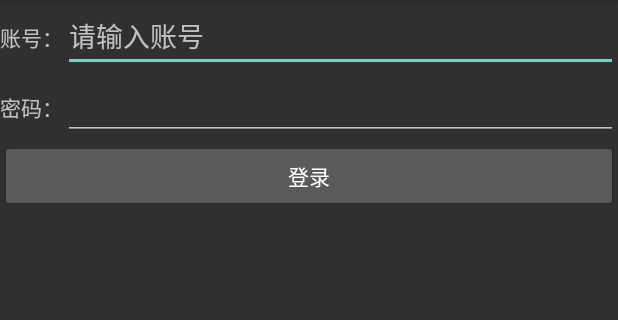
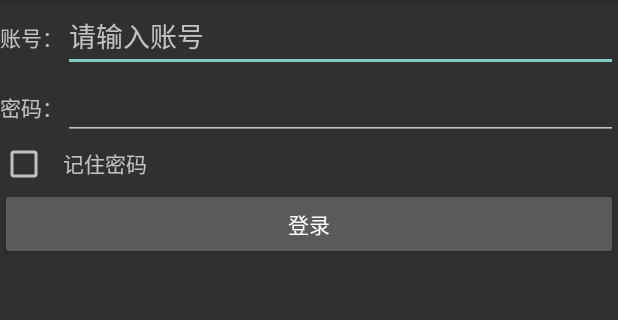
Before and after one commit to Longder/BroadcastBestPractice, an Android app: the screen it shows after launch (LoginActivity), on a phone screen of 412 x 824 dp, the part 84-404 px from its top. Run offline under Robolectric (Android 15) with nearby library versions, the phone set to English and light mode, and no system bars.

Commit message:
提交提交

```diff
--- a/app/src/main/java/com/longder/broadcastbestpractice/ForceOfflineReceiver.java
+++ b/app/src/main/java/com/longder/broadcastbestpractice/ForceOfflineReceiver.java
@@ -22,7 +22,7 @@ public class ForceOfflineReceiver extends BroadcastReceiver {
         dialogBuilder.setPositiveButton("确定", new DialogInterface.OnClickListener() {
             @Override
             public void onClick(DialogInterface dialog, int which) {
-                //销毁所有活动
+                //销毁所有活动啊
                 ActivityController.finishAll();
                 //重新启动LoginActivity
                 Intent intent = new Intent(context, LoginActivity.class);
--- a/app/src/main/res/layout/login.xml
+++ b/app/src/main/res/layout/login.xml
@@ -30,6 +30,17 @@
 
     <TableRow>
 
+        <CheckBox
+            android:id="@+id/remember_pass"
+            android:layout_height="wrap_content" />
+
+        <TextView
+            android:layout_height="wrap_content"
+            android:text="记住密码" />
+    </TableRow>
+
+    <TableRow>
+
         <Button
             android:id="@+id/login"
             android:layout_height="wrap_content"
```
